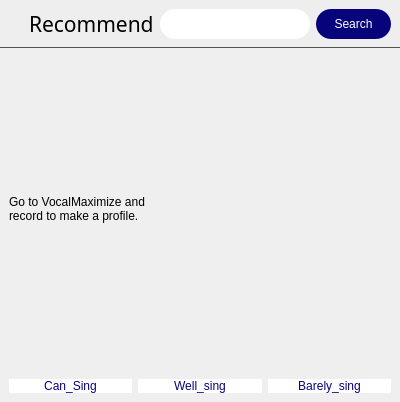
The window that UI/uiFiles/RecommendListView.ui (Hperigee/vocalMaximum) describes before a commit, drawn with Qt 5.
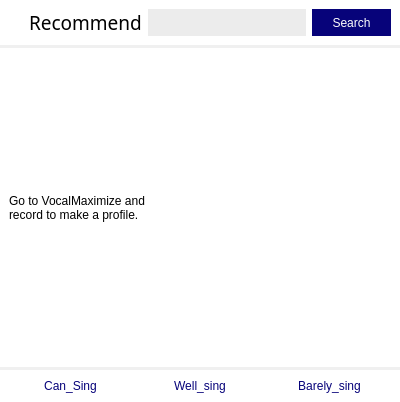
The same window after the commit. The open tabs and pages were chosen to show the change.

```diff
--- a/UI/uiFiles/RecommendListView.ui
+++ b/UI/uiFiles/RecommendListView.ui
@@ -52,8 +52,9 @@
         </size>
        </property>
        <property name="styleSheet">
-        <string notr="true">background-color: #eee;
-border-bottom: 1px solid #555;</string>
+        <string notr="true">background-color: white;
+border-bottom: 3px solid rgb(240, 240, 240);
+border-radius:0px;</string>
        </property>
        <layout class="QHBoxLayout" name="horizontalLayout_2">
         <property name="spacing">
@@ -100,8 +101,8 @@
           </property>
           <property name="font">
            <font>
-            <family>Noto Sans KR medium</family>
-            <pointsize>16</pointsize>
+            <family>Noto Sans KR Black</family>
+            <pointsize>14</pointsize>
             <weight>50</weight>
             <italic>false</italic>
             <bold>false</bold>
@@ -127,7 +128,7 @@
            </sizepolicy>
           </property>
           <property name="styleSheet">
-           <string notr="true">background-color:white;
+           <string notr="true">background-color:rgb(236, 236, 236);
 border:none;
 border-radius:15px;
 font: 12pt &quot;Noto Sans KR&quot;;</string>
@@ -185,6 +186,9 @@
          <height>0</height>
         </size>
        </property>
+       <property name="styleSheet">
+        <string notr="true">background-color:white;</string>
+       </property>
        <layout class="QHBoxLayout" name="mainLayout">
         <property name="spacing">
          <number>0</number>
@@ -276,6 +280,10 @@
          <verstretch>1</verstretch>
         </sizepolicy>
        </property>
+       <property name="styleSheet">
+        <string notr="true">background-color:white;
+border-top: 3px solid rgb(240, 240, 240);</string>
+       </property>
        <layout class="QHBoxLayout" name="horizontalLayout_4">
         <property name="leftMargin">
          <number>9</number>
```
Left out of the diff: 8 changed lines with no effect on the pictures.
